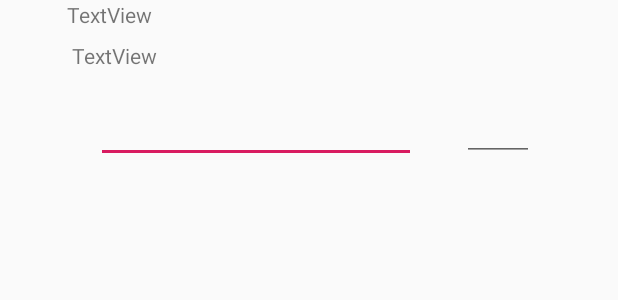
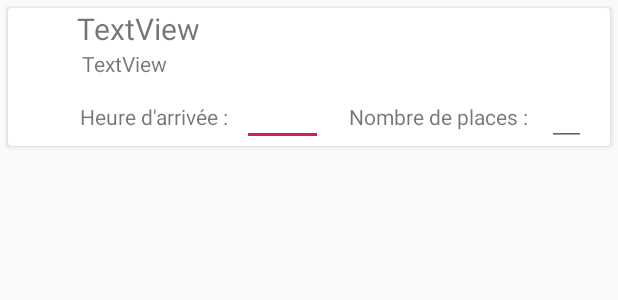
Before and after one commit to MaximeCrp/samva, an Android app: the layout sam.xml on its own in the app's theme, with its tools: preview values and no code run, on a phone screen of 412 x 824 dp. Shown: the top 300 px of the screen. Run offline under Robolectric (Android 15) with nearby library versions, the phone set to English and light mode, and no system bars.

Commit message:
Liste encore un peu mieux

```diff
--- a/Samva/app/src/main/res/layout/event_details.xml
+++ b/Samva/app/src/main/res/layout/event_details.xml
@@ -9,14 +9,14 @@
     <TextView
         android:id="@+id/title"
         android:layout_width="335dp"
-        android:layout_height="50dp"
+        android:layout_height="wrap_content"
         android:layout_marginStart="8dp"
         android:layout_marginLeft="8dp"
         android:layout_marginTop="8dp"
         android:layout_marginEnd="8dp"
         android:layout_marginRight="8dp"
         android:text="TextView"
-        android:textSize="18dp"
+        android:textSize="26dp"
         app:layout_constraintEnd_toEndOf="parent"
         app:layout_constraintHorizontal_bias="1.0"
         app:layout_constraintStart_toStartOf="parent"
@@ -25,7 +25,7 @@
     <TextView
         android:id="@+id/date"
         android:layout_width="335dp"
-        android:layout_height="27dp"
+        android:layout_height="wrap_content"
         android:layout_marginStart="8dp"
         android:layout_marginLeft="8dp"
         android:layout_marginEnd="8dp"
@@ -39,13 +39,13 @@
     <TextView
         android:id="@+id/placename"
         android:layout_width="284dp"
-        android:layout_height="26dp"
+        android:layout_height="wrap_content"
         android:layout_marginStart="8dp"
         android:layout_marginLeft="8dp"
         android:layout_marginEnd="8dp"
         android:layout_marginRight="8dp"
         android:text="TextView"
-        android:textSize="16dp"
+        android:textSize="20dp"
         app:layout_constraintEnd_toEndOf="parent"
         app:layout_constraintHorizontal_bias="0.392"
         app:layout_constraintStart_toStartOf="parent"
@@ -54,7 +54,7 @@
     <TextView
         android:id="@+id/address"
         android:layout_width="335dp"
-        android:layout_height="34dp"
+        android:layout_height="wrap_content"
         android:layout_marginStart="8dp"
         android:layout_marginLeft="8dp"
         android:layout_marginEnd="8dp"
--- a/Samva/app/src/main/res/layout/sam.xml
+++ b/Samva/app/src/main/res/layout/sam.xml
@@ -1,21 +1,28 @@
 <?xml version="1.0" encoding="utf-8"?>
-<android.support.constraint.ConstraintLayout
+<android.support.v7.widget.CardView
     xmlns:android="http://schemas.android.com/apk/res/android"
     xmlns:app="http://schemas.android.com/apk/res-auto"
     xmlns:tools="http://schemas.android.com/tools"
+    android:layout_width="match_parent"
+    android:layout_height="wrap_content"
+    android:layout_margin="5dp"
+    app:cardElevation="2dp" >
+
+    <android.support.constraint.ConstraintLayout
         android:layout_width="match_parent"
         android:layout_height="wrap_content">
 
         <TextView
             android:id="@+id/depart_place"
             android:layout_width="316dp"
-        android:layout_height="30dp"
+            android:layout_height="wrap_content"
             android:layout_marginStart="8dp"
             android:layout_marginLeft="8dp"
             android:layout_marginEnd="8dp"
             android:layout_marginRight="8dp"
             android:text="TextView"
             app:layout_constraintEnd_toEndOf="parent"
+            app:layout_constraintHorizontal_bias="0.595"
             app:layout_constraintStart_toStartOf="parent"
             app:layout_constraintTop_toBottomOf="@+id/sam_name" />
 
@@ -28,35 +35,58 @@
             android:layout_marginEnd="8dp"
             android:layout_marginRight="8dp"
             android:text="TextView"
+            android:textSize="20dp"
             app:layout_constraintEnd_toEndOf="parent"
-        app:layout_constraintHorizontal_bias="0.421"
             app:layout_constraintStart_toStartOf="parent"
             app:layout_constraintTop_toTopOf="parent" />
 
         <EditText
             android:id="@+id/depart_time"
-        android:layout_width="wrap_content"
-        android:layout_height="51dp"
-        android:layout_marginStart="64dp"
-        android:layout_marginLeft="64dp"
+            android:layout_width="54dp"
+            android:layout_height="wrap_content"
+            android:layout_marginStart="8dp"
+            android:layout_marginLeft="8dp"
             android:ems="10"
             android:inputType="time"
-        app:layout_constraintStart_toStartOf="parent"
+            app:layout_constraintStart_toEndOf="@+id/textView2"
             app:layout_constraintTop_toBottomOf="@+id/depart_place" />
 
         <EditText
             android:id="@+id/nb_places"
-        android:layout_width="48dp"
-        android:layout_height="50dp"
-        android:layout_marginStart="8dp"
-        android:layout_marginLeft="8dp"
-        android:layout_marginEnd="56dp"
-        android:layout_marginRight="56dp"
+            android:layout_width="26dp"
+            android:layout_height="wrap_content"
+            android:layout_marginEnd="16dp"
+            android:layout_marginRight="16dp"
             android:ems="10"
             android:inputType="number"
             app:layout_constraintEnd_toEndOf="parent"
-        app:layout_constraintHorizontal_bias="1.0"
-        app:layout_constraintStart_toEndOf="@+id/depart_time"
             app:layout_constraintTop_toBottomOf="@+id/depart_place" />
 
+        <TextView
+            android:id="@+id/textView2"
+            android:layout_width="100dp"
+            android:layout_height="29dp"
+            android:layout_marginStart="48dp"
+            android:layout_marginLeft="48dp"
+            android:layout_marginTop="16dp"
+            android:text="Heure d'arrivée : "
+            app:layout_constraintStart_toStartOf="parent"
+            app:layout_constraintTop_toTopOf="@+id/depart_time" />
+
+        <TextView
+            android:id="@+id/textView3"
+            android:layout_width="122dp"
+            android:layout_height="28dp"
+            android:layout_marginStart="8dp"
+            android:layout_marginLeft="8dp"
+            android:layout_marginTop="16dp"
+            android:layout_marginEnd="8dp"
+            android:layout_marginRight="8dp"
+            android:text="Nombre de places :"
+            app:layout_constraintEnd_toStartOf="@+id/nb_places"
+            app:layout_constraintHorizontal_bias="0.8"
+            app:layout_constraintStart_toEndOf="@+id/depart_time"
+            app:layout_constraintTop_toTopOf="@+id/depart_time" />
+
     </android.support.constraint.ConstraintLayout>
+</android.support.v7.widget.CardView>
```
Lines whose indentation alone changed are shown as unchanged.
